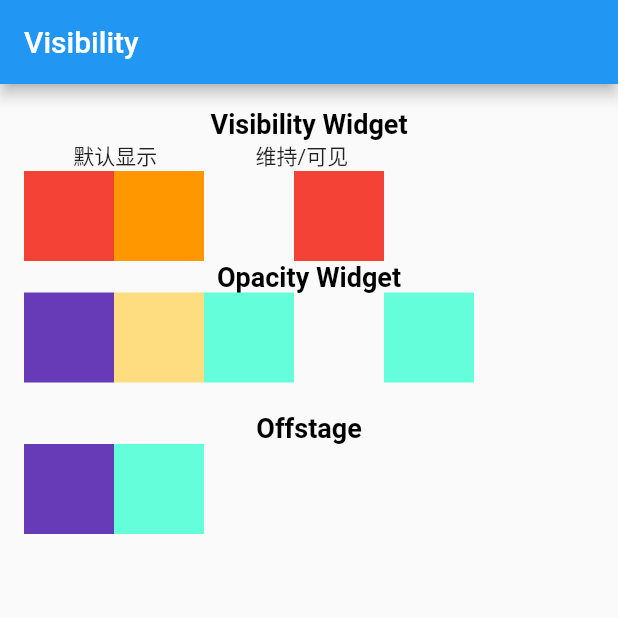
After one commit to lebsharing/FlutterDemo, a Flutter app: the VisibilityPage screen opened directly, on a phone screen of 412 x 824 dp, the top half of it. The commit adds this screen. Run offline on Flutter 3.47's test engine with Material 2 defaults, Android fonts, the phone set to English and light mode, and no system bars.

Commit message:
visible widget

```diff
--- a/lib/common/page_tag.dart
+++ b/lib/common/page_tag.dart
@@ -4,4 +4,8 @@ class PageTag {
   static const String MethodChannelPage = "method_channel_page";
 
   static const String NavPage = "nav_page";
+  static const String ViewWidgetExPage = "view_widget_example_page";
+
+  //view Widget
+  static const String VisibilityPage = "visibility_page";
 }
--- a/lib/main.dart
+++ b/lib/main.dart
@@ -5,6 +5,7 @@ import 'package:flutter_demo/ui/home.dart';
 import 'package:flutter_demo/ui/navigation/bottom_navigaton.dart';
 import 'package:flutter_demo/ui/platform_integration/platform_integration.dart';
 import 'package:flutter_demo/ui/route_error.dart';
+import 'package:flutter_demo/ui/view_widget/view_widget_ex_gird.dart';
 
 void main() async {
   WidgetsFlutterBinding.ensureInitialized();
@@ -50,6 +51,9 @@ class MyApp extends StatelessWidget {
                   break;
                 case PageTag.NavPage:
                   widget = NavPage();
+                  break;
+                case PageTag.ViewWidgetExPage:
+                  widget  = ViewWidgetExGirdPage();
                   break;
                 default:
                   widget = RouteErrorPage();
--- a/lib/ui/navigation/bottom_navigaton.dart
+++ b/lib/ui/navigation/bottom_navigaton.dart
@@ -1,5 +1,4 @@
 import 'package:flutter/material.dart';
-import 'package:flutter/src/widgets/framework.dart';
 import 'package:flutter_demo/base/base_flutter.dart';
 import 'package:flutter_demo/common/page_tag.dart';
 
--- a/lib/ui/platform_integration/method_channel.dart
+++ b/lib/ui/platform_integration/method_channel.dart
@@ -1,5 +1,4 @@
 import 'package:flutter/material.dart';
-import 'package:flutter/src/widgets/framework.dart';
 import 'package:flutter_demo/base/base_flutter.dart';
 import 'package:flutter_demo/common/page_tag.dart';
 import 'package:flutter_demo/integration/call_native.dart';
--- a/lib/ui/platform_integration/platform_integration.dart
+++ b/lib/ui/platform_integration/platform_integration.dart
@@ -1,5 +1,4 @@
 import 'package:flutter/material.dart';
-import 'package:flutter/src/widgets/framework.dart';
 import 'package:flutter_demo/base/base_flutter.dart';
 import 'package:flutter_demo/common/page_tag.dart';
 import 'package:flutter_demo/ui/platform_integration/method_channel.dart';
--- a/lib/ui/route_error.dart
+++ b/lib/ui/route_error.dart
@@ -1,5 +1,4 @@
 import 'package:flutter/material.dart';
-import 'package:flutter/src/widgets/framework.dart';
 import 'package:flutter_demo/base/base_flutter.dart';
 
 class RouteErrorPage extends BaseFlutterPage{
--- /dev/null
+++ b/lib/ui/view_widget/visibility_ex.dart
@@ -0,0 +1,240 @@
+import 'package:flutter/material.dart';
+import 'package:flutter_demo/base/base_flutter.dart';
+import 'package:flutter_demo/common/page_tag.dart';
+
+class VisibilityPage extends BaseFlutterPage {
+  @override
+  State<StatefulWidget> createState() {
+    return _VisibilityPageState();
+  }
+
+  @override
+  String get tag => PageTag.ViewWidgetExPage;
+}
+
+class _VisibilityPageState extends BaseFlutterState<VisibilityPage> {
+  @override
+  Widget build(BuildContext context) {
+    TextStyle titleStyle = TextStyle(
+      fontSize: 18,
+      fontWeight: FontWeight.w600,
+      color: Colors.black,
+    );
+    return Scaffold(
+      appBar: AppBar(
+        title: Text("Visibility"),
+      ),
+      body: SingleChildScrollView(
+        padding: EdgeInsets.all(16),
+        child: Column(
+          children: [
+            Text(
+              "Visibility Widget",
+              style: titleStyle,
+            ),
+            Row(
+              mainAxisAlignment: MainAxisAlignment.spaceAround,
+              children: [
+                Visibility(
+                  child: Text("默认显示"),
+                ),
+                Visibility(
+                    visible: true, maintainState: true, child: Text("维持/可见")),
+                Visibility(
+                    visible: false, maintainState: true, child: Text("维持/不可见")),
+                Visibility(visible: false, child: Text("默认不可见")),
+              ],
+            ),
+            Row(
+              // mainAxisAlignment: MainAxisAlignment.spaceAround,
+              children: [
+                Visibility(
+                    child: Container(
+                      color: Colors.red,
+                      width: 60,
+                      height: 60,
+                    )),
+                Visibility(
+                    visible: true,
+                    maintainState: true,
+                    child: Container(
+                      color: Colors.orange,
+                      width: 60,
+                      height: 60,
+                    )),
+                Visibility(
+                    visible: false,
+                    maintainState: true,
+                    child: Container(
+                      color: Colors.green,
+                      width: 60,
+                      height: 60,
+                    )),
+                // Visibility(
+                //     visible: false,
+                //     child: Container(
+                //       color: Colors.blue,
+                //       width: 60,
+                //       height: 60,
+                //     )),
+                Visibility(
+                    visible: false,
+                    maintainSize: true,
+                    maintainAnimation: true,
+                    maintainState: true,
+                    child: Container(
+                      color: Colors.blue,
+                      width: 60,
+                      height: 60,
+                    )),
+                Visibility(
+                    visible: true,
+                    maintainSize: true,
+                    maintainAnimation: true,
+                    maintainState: true,
+                    child: Container(
+                      color: Colors.red,
+                      width: 60,
+                      height: 60,
+                    )),
+              ],
+            ),
+
+            Text(
+              "Opacity Widget",
+              style: titleStyle,
+            ),
+            //Opacity
+            Row(
+              children: [
+                Opacity(
+                  opacity: 1,
+                  child: Container(
+                    color: Colors.deepPurple,
+                    width: 60,
+                    height: 60,
+                  ),
+                ),
+                Opacity(
+                  opacity: 0.5,
+                  alwaysIncludeSemantics: true,
+                  child: Container(
+                    color: Colors.amber,
+                    // color: Colors.deepPurple,
+                    width: 60,
+                    height: 60,
+                  ),
+                ),
+                Opacity(
+                  opacity: 1,
+                  child: Container(
+                    color: Colors.tealAccent,
+                    width: 60,
+                    height: 60,
+                  ),
+                ),
+                Opacity(
+                  opacity: 0,
+                  alwaysIncludeSemantics: true,
+                  child: Container(
+                    color: Colors.red,
+                    width: 60,
+                    height: 60,
+                  ),
+                ),
+                Opacity(
+                  opacity: 1,
+                  child: Container(
+                    color: Colors.tealAccent,
+                    width: 60,
+                    height: 60,
+                  ),
+                ),
+              ],
+            ),
+
+            SizedBox(
+              height: 20,
+            ),
+            Text(
+              "Offstage",
+              style: titleStyle,
+            ),
+            Row(
+              children: [
+                Offstage(
+                  offstage: false,
+                  child: GestureDetector(
+                    onTap: () {
+                      print("**** on pressed 1***");
+                    },
+                    child: Container(
+                      width: 60,
+                      height: 60,
+                      color: Colors.deepPurple,
+                    ),
+                  ),
+                ),
+                Offstage(
+                  offstage: true,
+                  child: GestureDetector(
+                    onTap: () {
+                      print("**** on pressed 2 ***");
+                    },
+                    child: Container(
+                      width: 60,
+                      height: 60,
+                      color: Colors.red,
+                    ),
+                  ),
+                ),
+                Offstage(
+                  offstage: false,
+                  child: GestureDetector(
+                    onTap: () {
+                      print("**** on pressed 3 ***");
+                    },
+                    child: Container(
+                      width: 60,
+                      height: 60,
+                      color: Colors.tealAccent,
+                    ),
+                  ),
+                ),
+              ],
+            )
+          ],
+        ),
+      ),
+    );
+  }
+}
+
+class d extends StatelessWidget {
+  bool newer = false;
+
+  @override
+  Widget build(BuildContext context) {
+
+    //TickerMode
+    TickerMode;
+
+    Widget child1 = Container(
+      width: 100,
+      height: 100,
+      color: Colors.green,
+    );
+    Widget child2 = Container(
+      width: 100,
+      height: 100,
+      color: Colors.blue,
+    );
+    return Row(
+      children: [
+        if(newer)
+          child2,
+        newer ? child2 : child1,
+      ],
+    );
+  }
+}
```
Also changed, not shown: lib/ui/home.dart (+9 -3 lines), lib/ui/view_widget/view_widget_ex_gird.dart (added, +128 -0 lines).
